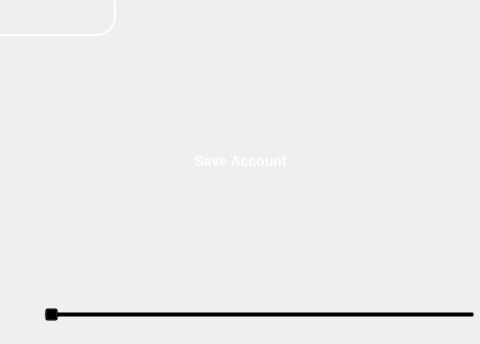
Old version of the form ui/home.ui in the repository RonneyJR/python-app; both pictures show x 376 to 856 and y 376 to 720 of the 1080 by 720 pixel window.
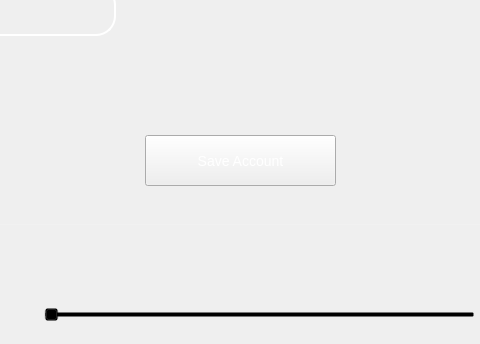
New version of the form. The open tabs and pages were chosen to show the change. Icons and pictures are not drawn.

```diff
--- a/ui/home.ui
+++ b/ui/home.ui
@@ -337,26 +337,27 @@
       </rect>
      </property>
      <property name="styleSheet">
-      <string notr="true">/* QPushButton */
+      <string notr="true"># Style chung cho cả Play &amp; Add button
+button_style = &quot;&quot;&quot;
 QPushButton {
-    background-color: qlineargradient(
-        x1:0, y1:0, x2:0, y2:1,
-        stop:0 #1DB954, stop:1 #15883e
-    );
+    background-color: #1DB954;   /* xanh Spotify */
     color: white;
     border-radius: 8px;
     padding: 6px 12px;
     font-weight: bold;
 }
+
 QPushButton:hover {
     background-color: qlineargradient(
         x1:0, y1:0, x2:0, y2:1,
         stop:0 #1ed760, stop:1 #1aa34a
     );
 }
+
 QPushButton:pressed {
-    background-color: #0d5727;
-}</string>
+    background-color: #169c46;   /* xanh đậm hơn khi nhấn */
+}
+&quot;&quot;&quot;</string>
      </property>
      <property name="text">
       <string>Save Account</string>
```
Left out of the diff: 7 changed lines with no effect on the pictures.
